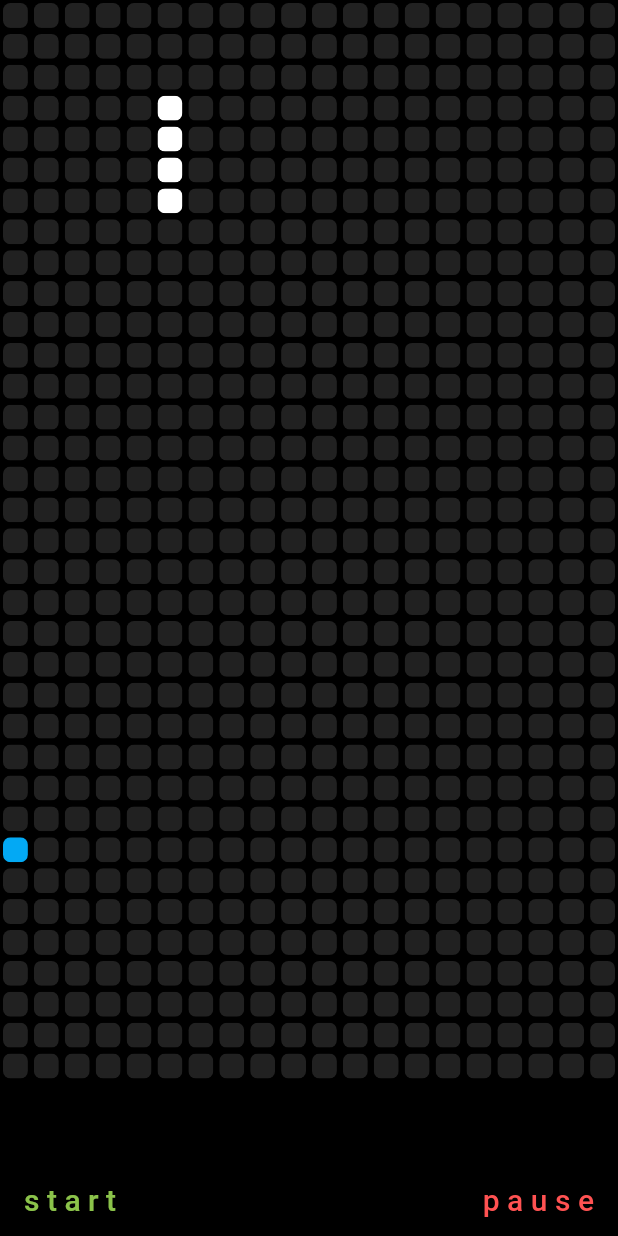
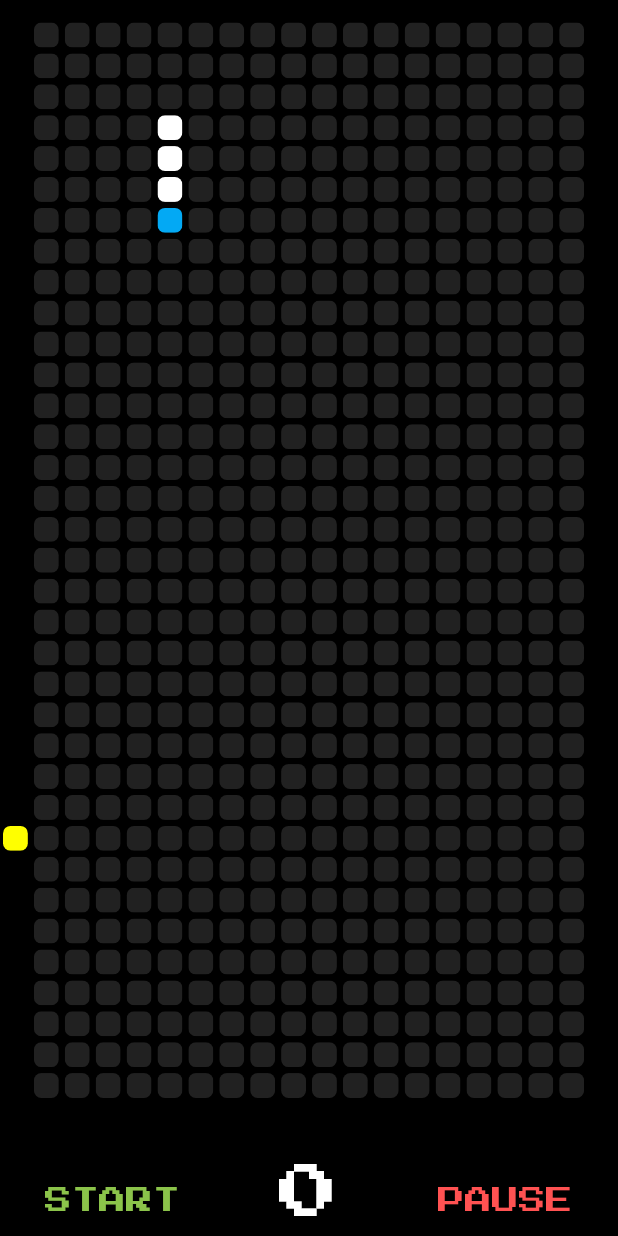
Before and after one commit to adamazmi2207/Snake_game, a Flutter app: the screen it shows after launch, on a phone screen of 412 x 824 dp. Run offline on Flutter 3.47's test engine with Material 2 defaults, Android fonts, the phone set to English and light mode, and no system bars; our stand-ins replace google_fonts.

Commit message:
Snake logic update
Border collision logic update

```diff
--- a/lib/main.dart
+++ b/lib/main.dart
@@ -1,5 +1,6 @@
 //import 'package:destini_challenge_starting/story_brain.dart';
 import 'package:flutter/material.dart';
+import 'package:google_fonts/google_fonts.dart';
 import './screens/snake_game.dart';
 
 void main() => runApp(Destini());
@@ -10,14 +11,16 @@ class Destini extends StatefulWidget {
 }
 
 class _DestiniState extends State<Destini> {
-
-
   Widget build(BuildContext context) {
     return MaterialApp(
-      theme: ThemeData.dark(),
+      theme: ThemeData(
+          buttonBarTheme: ButtonBarThemeData(
+            alignment: MainAxisAlignment.spaceAround,
+          ),
+          textTheme:
+              GoogleFonts.pressStart2pTextTheme(Theme.of(context).textTheme)),
       debugShowCheckedModeBanner: false,
       home: SnakeGame(),
-
     );
   }
 }
--- a/lib/screens/snake_game.dart
+++ b/lib/screens/snake_game.dart
@@ -1,6 +1,8 @@
 import 'package:flutter/material.dart';
 import 'dart:async';
 import 'dart:math';
+
+import '../styles.dart';
 
 class SnakeGame extends StatefulWidget {
   @override
@@ -8,36 +10,72 @@ class SnakeGame extends StatefulWidget {
 }
 
 class _SnakeGameState extends State<SnakeGame> {
+  @override
+  void initState() {
+    gameBorder();
+    super.initState();
+  }
+
   // static List<int> startingSnakePosition = [65, 85, 105, 125];
   List<int> snakePosition = [65, 85, 105, 125];
   int numberOfSquares = 700;
+  int crossAxisSquareCount = 20;
 
   Timer _timer;
-  // int _startTimer = 0;
   static var randomNumber = Random();
-  int food = randomNumber.nextInt(640);
+  List<int> border = [];
+  int food = randomNumber.nextInt(700);
   static bool gameStarted = false;
   static bool gamePaused = false;
+  static bool gameOver = false;
 
-  void generateFood() {
-    food = randomNumber.nextInt(640);
+  int generateFood() {
+    food = randomNumber.nextInt(700);
+    //if random number includes outside border's number, recalculate generateFood()
+    if (border.contains(food)) {
+      int food = generateFood();
+      return food;
+    } else
+      return food;
+  }
+
+  void initializeGame() {
+    if (_timer != null) _timer.cancel();
+    snakePosition = [65, 85, 105, 125];
+    //gameStarted = false;
+    gamePaused = false;
+    gameOver = false;
+    direction = "down";
+  }
+
+  //Calculate most left/right row and make color black as side borders
+  List<int> gameBorder() {
+    //Calculate right border
+    int j = 19;
+    for (int i = 0; i < (numberOfSquares / crossAxisSquareCount); i++) {
+      border.add(j);
+      j = j + 20;
+    }
+
+    //Calculate left border
+    for (int i = 0; i < numberOfSquares; i++) {
+      if (i % 20 == 0) {
+        border.add(i);
+        // print(border);
+      }
+    }
+
+    return border;
   }
 
   void startGame(List<int> currentSnakePosition) {
     snakePosition = currentSnakePosition;
-    print('3resetSnakePosotion: $snakePosition');
 
     const duration = const Duration(milliseconds: 300);
-    // setState(() {
-    //   snakePosition = currentSnakePosition;
-    //   // _startTimer = timerDuration;
-    //   // print('2. gameStarted: $gameStarted');
-    // });
+
     _timer = Timer.periodic(duration, (Timer timer) {
-      // print('timerDuration $timerDuration');
-      //print('startTimer: $_startTimer');
-      // _startTimer = _startTimer + 1;
       updateSnake(snakePosition);
+
       if (_gameOver()) {
         _timer.cancel();
         _gameOverPopOut();
@@ -49,17 +87,14 @@ class _SnakeGameState extends State<SnakeGame> {
 
   void pauseTimer() {
     if (_timer != null) _timer.cancel();
-    //print('pausedTimer : ${_timer.toString()}');
   }
 
   void unpauseTimer() => startGame(snakePosition);
 
-  var direction = "down";
+  String direction = "down";
   void updateSnake(List<int> currentSnakePosition) {
     setState(() {
       snakePosition = currentSnakePosition;
-      print(snakePosition);
-      //print('3. gameStarted: $gameStarted');
       switch (direction) {
         case "down":
           //.last refers to last number in snakePosition list(becomes snake's head in this case)
@@ -92,14 +127,17 @@ class _SnakeGameState extends State<SnakeGame> {
           count += 1;
         }
         if (count == 2 ||
-            //down border
-            snakePosition.last > 680 ||
-            //up border
-            snakePosition.last < 20 ||
+            //down border. If snake head exceed total square grid count.
+            snakePosition.last > 700 ||
+            //up border. If snake head decreases less than 0.
+            snakePosition.last < 0 ||
             //left border
-            snakePosition.last % 20 == 0 ||
+            (snakePosition.last) % 20 == 0 ||
             //right border
             (snakePosition.last + 1) % 20 == 0) {
+          setState(() {
+            gameOver = true;
+          });
           return true;
         }
       }
@@ -109,27 +147,28 @@ class _SnakeGameState extends State<SnakeGame> {
 
   void _gameOverPopOut() {
     showDialog(
+      barrierDismissible: false,
       context: context,
       builder: (BuildContext context) {
         return AlertDialog(
+          backgroundColor: Colors.redAccent,
           shape: RoundedRectangleBorder(
             borderRadius: BorderRadius.circular(20.0),
           ),
-          title: Center(child: Text("- GAME OVER -")),
+          title:
+              Center(child: Text("- GAME OVER -", style: kBlackBigTextStyle1)),
           content: Text(
             "Your Score : ${(snakePosition.length - 4).toString()}",
-            style: TextStyle(color: Colors.lightBlue),
+            style: TextStyle(color: Colors.white),
           ),
           actions: [
             FlatButton(
-              child: Text("Play Again?"),
+              child: Text(
+                "Play Again?",
+                style: kBlackSmallTextStyle1,
+              ),
               onPressed: () {
-                setState(() {
-                  //snakePosition.removeRange(0, 3);
-                  snakePosition = [65, 85, 105, 125];
-                  print('1resetSnakePosotion: $snakePosition');
-                });
-                print('2resetSnakePosotion: $snakePosition');
+                initializeGame();
                 startGame(snakePosition);
                 Navigator.of(context).pop();
               },
@@ -142,41 +181,50 @@ class _SnakeGameState extends State<SnakeGame> {
 
   void _pauseScreenPopOut() {
     showDialog(
+      barrierDismissible: false,
       context: context,
       builder: (BuildContext context) {
         return AlertDialog(
+          backgroundColor: Colors.grey[900],
           shape: RoundedRectangleBorder(
             borderRadius: BorderRadius.circular(20.0),
           ),
-          title: Center(child: Text("- GAME PAUSED -")),
+          title: Center(
+              child: Text(
+            "- GAME PAUSED -",
+            style: kWhiteTextStyle1,
+          )),
           content: Text(
             "Your Score : " + (snakePosition.length - 4).toString(),
             style: TextStyle(color: Colors.lightBlue),
           ),
           actions: [
+            Row(
+              mainAxisAlignment: MainAxisAlignment.spaceBetween,
+              children: [
                 FlatButton(
-              child: Text("Reset"),
+                  child: Text("Reset",
+                      style: TextStyle(color: Colors.red, fontSize: 14)),
                   onPressed: () {
-                setState(() {
-                  gamePaused = false;
-                  snakePosition = [65, 85, 105, 125];
-                  //snakePosition = startingSnakePosition;
-                });
+                    initializeGame();
                     startGame(snakePosition);
                     Navigator.of(context).pop();
                   },
                 ),
+                SizedBox(width: 35),
                 FlatButton(
-              child: Text("Continue"),
+                  child: Text("Continue",
+                      style: TextStyle(color: Colors.green, fontSize: 14)),
                   onPressed: () {
                     setState(() {
                       gamePaused = false;
                     });
                     unpauseTimer();
-                //startGame();
                     Navigator.of(context).pop();
                   },
                 )
+              ],
+            ),
           ],
         );
       },
@@ -191,11 +239,13 @@ class _SnakeGameState extends State<SnakeGame> {
 
   @override
   Widget build(BuildContext context) {
+    String score = (snakePosition.length - 4).toString();
     return Scaffold(
       backgroundColor: Colors.black,
       body: SafeArea(
         child: Column(
           children: <Widget>[
+            SizedBox(height: 13),
             Expanded(
               child: GestureDetector(
                 onVerticalDragUpdate: (details) {
@@ -217,21 +267,48 @@ class _SnakeGameState extends State<SnakeGame> {
                     physics: NeverScrollableScrollPhysics(),
                     itemCount: numberOfSquares,
                     gridDelegate: SliverGridDelegateWithFixedCrossAxisCount(
-                      crossAxisCount: 20,
+                      crossAxisCount: crossAxisSquareCount,
                     ),
                     itemBuilder: (BuildContext context, int index) {
-                      if (snakePosition.contains(index))
+                      if (snakePosition.contains(index)) {
+                        //If snake head collide with border, will change color to black
+                        if (border.contains(index)) {
+                          return Container(
+                            padding: EdgeInsets.all(2),
+                            child: ClipRRect(
+                              borderRadius: BorderRadius.circular(5),
+                              child: Container(
+                                color: Colors.black,
+                              ),
+                            ),
+                          );
+                        }
+                        if (index == snakePosition.last) {
+                          return Container(
+                            padding: EdgeInsets.all(2),
+                            child: ClipRRect(
+                              borderRadius: BorderRadius.circular(5),
+                              child: Container(
+                                color: Colors.lightBlue,
+                              ),
+                            ),
+                          );
+                        }
                         return Center(
                           child: Container(
                             padding: EdgeInsets.all(2),
                             child: ClipRRect(
                               borderRadius: BorderRadius.circular(5),
                               child: Container(
-                                color: Colors.white,
+                                color: (gameOver == true)
+                                    ? Colors.red
+                                    : Colors.white,
                               ),
                             ),
                           ),
                         );
+                      }
+
                       if (index == food) {
                         return Center(
                           child: Container(
@@ -239,8 +316,21 @@ class _SnakeGameState extends State<SnakeGame> {
                             child: ClipRRect(
                               borderRadius: BorderRadius.circular(5),
                               child: Container(
-                                color: Colors.lightBlue,
+                                color: (gameOver)
+                                    ? Colors.grey[900]
+                                    : Colors.yellowAccent,
                               ),
+                            ),
+                          ),
+                        );
+                      }
+                      if (border.contains(index)) {
+                        return Container(
+                          padding: EdgeInsets.all(2),
+                          child: ClipRRect(
+                            borderRadius: BorderRadius.circular(5),
+                            child: Container(
+                              color: Colors.black,
                             ),
                           ),
                         );
@@ -261,30 +351,42 @@ class _SnakeGameState extends State<SnakeGame> {
               ),
             ),
             Row(
+              crossAxisAlignment: CrossAxisAlignment.start,
               mainAxisAlignment: MainAxisAlignment.spaceBetween,
               children: <Widget>[
                 FlatButton(
+                  padding: EdgeInsets.only(left: 30),
                   onPressed: (gameStarted == true)
                       ? null
                       : () {
-                          //print('1. gameStarted: $gameStarted');
                           setState(() {
                             gameStarted = true;
-                            print('1.5 gameStarted: $gameStarted');
+                            //print('1.5 gameStarted: $gameStarted');
                           });
                           startGame(snakePosition);
                         },
                   textColor: Colors.lightGreen,
                   disabledTextColor: Colors.white24,
                   child: Text(
-                    "s t a r t",
+                    "START",
                     style: TextStyle(
-                      fontSize: 20.0,
+                      fontSize: 18.0,
                     ),
                   ),
                 ),
+                Text(
+                  score,
+                  style: TextStyle(fontSize: 40, color: Colors.white),
+                ),
+                // FlatButton(
+                //     onPressed: gameBorder,
+                //     child: Text(
+                //       "ss",
+                //       style: kWhiteTextStyle1,
+                //     )),
                 FlatButton(
-                  onPressed: (gameStarted == false)
+                  padding: EdgeInsets.only(right: 30),
+                  onPressed: (gameStarted == false || gamePaused == true)
                       ? null
                       : () {
                           setState(() {
@@ -295,37 +397,12 @@ class _SnakeGameState extends State<SnakeGame> {
                   textColor: Colors.redAccent,
                   disabledTextColor: Colors.white24,
                   child: Text(
-                    "p a u s e",
+                    "PAUSE",
                     style: TextStyle(
-                      fontSize: 20.0,
+                      fontSize: 18.0,
                     ),
                   ),
                 ),
-                // GestureDetector(
-                //   onTap: startGame,
-                //   child: Center(
-                //     child: Text(
-                //       "s t a r t",
-                //       style: TextStyle(
-                //         color: Colors.lightBlue,
-                //         fontSize: 20.0,
-                //       ),
-                //     ),
-                //   ),
-                // ),
-                // GestureDetector(
-                //   onTap: () {
-                //     //timer.pause;
-                //     _resetScreen;
-                //   },
-                //   child: Text(
-                //     "r e s e t",
-                //     style: TextStyle(
-                //       color: Colors.lightBlue,
-                //       fontSize: 20.0,
-                //     ),
-                //   ),
-                // ),
               ],
             )
           ],
--- /dev/null
+++ b/lib/styles.dart
@@ -0,0 +1,5 @@
+import 'package:flutter/material.dart';
+
+final kBlackSmallTextStyle1 = TextStyle(color: Colors.black87, fontSize: 14);
+final kBlackBigTextStyle1 = TextStyle(color: Colors.black87, fontSize: 16);
+final kWhiteTextStyle1 = TextStyle(color: Colors.white, fontSize: 16);
--- a/pubspec.yaml
+++ b/pubspec.yaml
@@ -1,4 +1,4 @@
-name: destini_challenge_starting
+name: snake_game
 description: A new Flutter application.
 
 version: 1.0.0+1
@@ -10,6 +10,8 @@ dependencies:
   flutter:
     sdk: flutter
   cupertino_icons: ^0.1.2
+  google_fonts: ^1.1.0
+
 
 dev_dependencies:
   flutter_test:
```
Also changed, not shown: lib/utilities/constants.dart (deleted, +0 -24 lines), 8 other files. Lines whose indentation alone changed are shown as unchanged.
